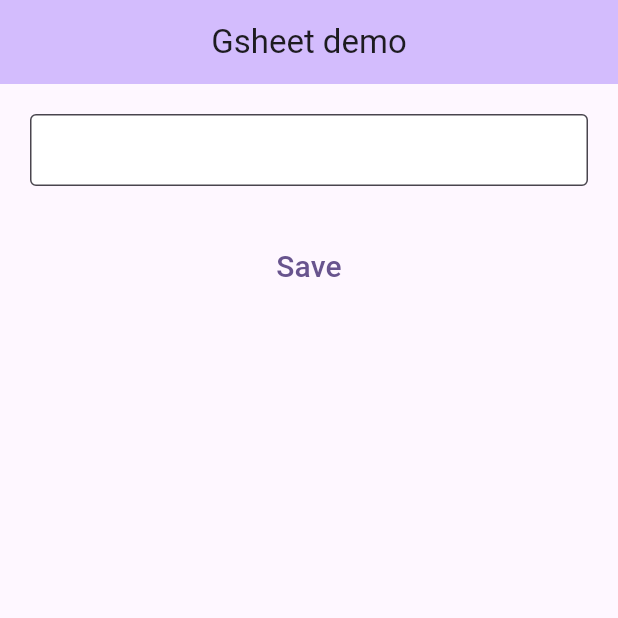
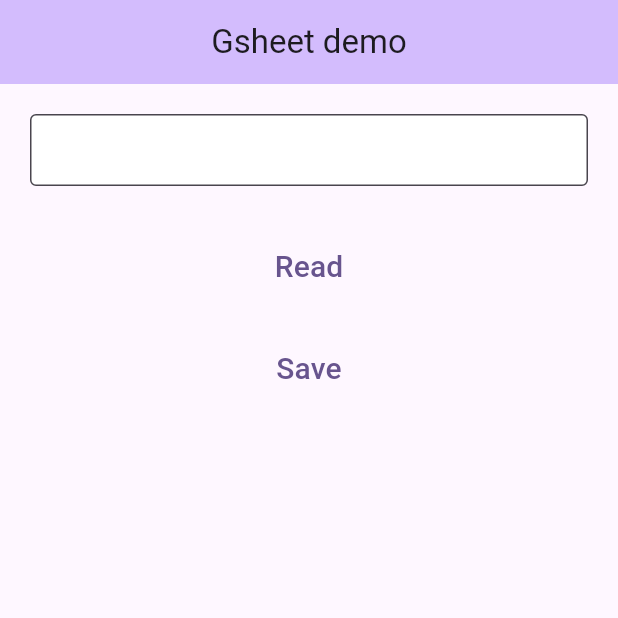
Before and after one commit to julien-castillo/gsheet, a Flutter app: the screen it shows after launch, after a tap on "Save", on a phone screen of 412 x 824 dp, the top half of it. Run offline on Flutter 3.47's test engine with Material 3 defaults, Android fonts, the phone set to English and light mode, and no system bars.

```diff
--- a/lib/main.dart
+++ b/lib/main.dart
@@ -1,3 +1,4 @@
+import 'dart:async';
 import 'dart:math';
 import 'package:flutter/material.dart';
 import 'package:gsheet/gsheet_crud.dart';
@@ -53,6 +54,30 @@ class _HomeScreenState extends State<HomeScreen> {
     ID = '$randomNumber${getRandomString(10)}';
   }
 
+
+  Timer? timer;
+
+  @override
+  void initState() {
+    super.initState();
+    startPolling();
+  }
+
+  void startPolling() {
+    // Timer qui exécute `readDataFromSheet()` toutes les 25 secondes
+    timer = Timer.periodic(const Duration(seconds: 60), (Timer t) async {
+      await readDataFromSheet();
+      setState(() {}); // Mettre à jour l'interface après récupération des données
+    });
+  }
+
+  @override
+  void dispose() {
+    // Annule le timer lorsque le widget est supprimé pour éviter les fuites de mémoire
+    timer?.cancel();
+    super.dispose();
+  }
+
   @override
   Widget build(BuildContext context) {
     return Scaffold(
@@ -100,7 +125,30 @@ class _HomeScreenState extends State<HomeScreen> {
                     // ];
                     // await insertDataIntoSheet(userDetailsList);
                     // await updateDataFromSheet();
-                    await deleteDataFromSheet();
+                    // await deleteDataFromSheet();
+                    await readDataFromSheet();
+                    setState(() {});
+                  },
+                  child: const Text(
+                    'Read',
+                    style: TextStyle(fontSize: 20),
+                  )),
+            ),
+            Padding(
+              padding: const EdgeInsets.symmetric(vertical: 10, horizontal: 20),
+              child: TextButton(
+                  onPressed: () async {
+                    await uniqueIdGenerator();
+                    List<Map<String, dynamic>> userDetailsList = [
+                    {
+                      'id': '$ID',
+                      // ignore_for_file: unnecessary_null_comparison
+                      'name': inputText == null ? '' : inputText.text
+                    }
+                    ];
+                    await insertDataIntoSheet(userDetailsList);
+                    // await updateDataFromSheet();
+                    // await deleteDataFromSheet();
                     await readDataFromSheet();
                     setState(() {});
                   },
```
